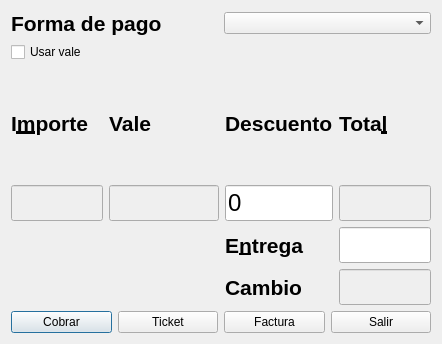
First picture: the form in totalizar.ui, repository Ladis72/tienda, before the edit.
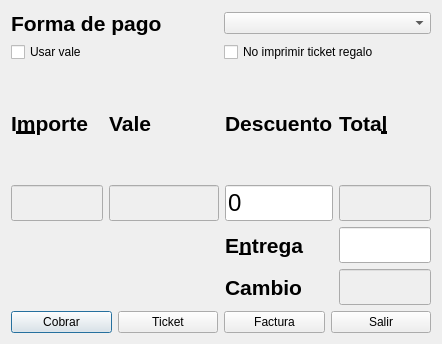
Second picture: the form after the edit.

Commit message: feat: add option to skip gift ticket printing and improve TPV window lifecycle management

```diff
--- a/totalizar.ui
+++ b/totalizar.ui
@@ -249,12 +249,27 @@
     </layout>
    </item>
    <item row="1" column="0">
+     <layout class="QHBoxLayout" name="horizontalLayout_3">
+      <item>
     <widget class="QCheckBox" name="checkBoxVale">
      <property name="text">
       <string>Usar vale</string>
      </property>
     </widget>
    </item>
+      <item>
+       <widget class="QCheckBox" name="checkBoxNoTicketRegalo">
+        <property name="text">
+         <string>No imprimir ticket regalo</string>
+        </property>
+        <property name="shortcut">
+         <string>F10</string>
+        </property>
+       </widget>
+      </item>
+     </layout>
+    </item>
+
   </layout>
  </widget>
  <tabstops>
```
Lines whose indentation alone changed are shown as unchanged. The commit also changes 8 other files.
